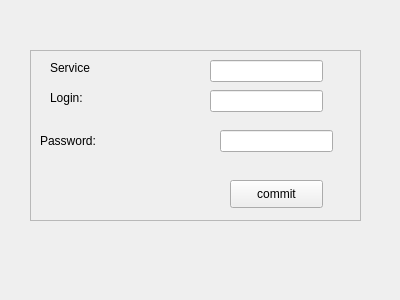
Above: UI_design/modify_win.ui from XSajmonX/Passwords_Guardian before the change. Below: the same form after it.
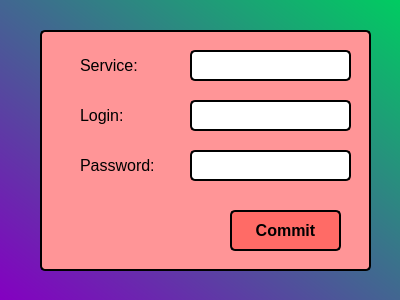
That is the form after the change. Icons and pictures are not drawn.

Diff of the .ui file:
```diff
--- a/UI_design/modify_win.ui
+++ b/UI_design/modify_win.ui
@@ -11,17 +11,37 @@
    </rect>
   </property>
   <property name="windowTitle">
-   <string>Dialog</string>
+   <string>Guardian Passwords - Modify</string>
+  </property>
+  <property name="windowIcon">
+   <iconset>
+    <normaloff>padlock.ico</normaloff>padlock.ico</iconset>
+  </property>
+  <property name="styleSheet">
+   <string notr="true">QDialog#Dialog{
+	background-color: qlineargradient(spread:pad, x1:0, y1:1, x2:1, y2:0, stop:0 rgba(132, 0, 193, 255), stop:1 rgba(0, 204, 97, 255));
+}</string>
   </property>
   <widget class="QFrame" name="frame">
    <property name="geometry">
     <rect>
-     <x>30</x>
-     <y>50</y>
+     <x>40</x>
+     <y>30</y>
      <width>331</width>
-     <height>171</height>
+     <height>241</height>
     </rect>
    </property>
+   <property name="styleSheet">
+    <string notr="true">QFrame#frame{
+	background-color: rgb(255, 149, 151);
+	border: 2px solid black;
+	border-radius: 5px;
+}
+QLineEdit{
+	border: 2px solid black;
+	border-radius: 5px;
+}</string>
+   </property>
    <property name="frameShape">
     <enum>QFrame::StyledPanel</enum>
    </property>
@@ -31,58 +51,92 @@
    <widget class="QLineEdit" name="serv">
     <property name="geometry">
      <rect>
-      <x>180</x>
-      <y>10</y>
-      <width>113</width>
-      <height>22</height>
+      <x>150</x>
+      <y>20</y>
+      <width>161</width>
+      <height>31</height>
      </rect>
     </property>
+    <property name="font">
+     <font>
+      <pointsize>12</pointsize>
+     </font>
+    </property>
+    <property name="alignment">
+     <set>Qt::AlignCenter</set>
+    </property>
    </widget>
    <widget class="QLineEdit" name="log">
     <property name="geometry">
      <rect>
-      <x>180</x>
-      <y>40</y>
-      <width>113</width>
-      <height>22</height>
+      <x>150</x>
+      <y>70</y>
+      <width>161</width>
+      <height>31</height>
      </rect>
     </property>
+    <property name="font">
+     <font>
+      <pointsize>12</pointsize>
+     </font>
+    </property>
+    <property name="alignment">
+     <set>Qt::AlignCenter</set>
+    </property>
    </widget>
    <widget class="QLineEdit" name="pass">
     <property name="geometry">
      <rect>
-      <x>190</x>
-      <y>80</y>
-      <width>113</width>
-      <height>22</height>
+      <x>150</x>
+      <y>120</y>
+      <width>161</width>
+      <height>31</height>
      </rect>
     </property>
+    <property name="font">
+     <font>
+      <pointsize>12</pointsize>
+     </font>
+    </property>
     <property name="echoMode">
      <enum>QLineEdit::Password</enum>
     </property>
+    <property name="alignment">
+     <set>Qt::AlignCenter</set>
+    </property>
    </widget>
    <widget class="QLabel" name="label">
     <property name="geometry">
      <rect>
-      <x>20</x>
-      <y>10</y>
-      <width>55</width>
-      <height>16</height>
+      <x>40</x>
+      <y>20</y>
+      <width>101</width>
+      <height>31</height>
      </rect>
     </property>
+    <property name="font">
+     <font>
+      <pointsize>12</pointsize>
+     </font>
+    </property>
     <property name="text">
-     <string>Service</string>
+     <string>Service:</string>
     </property>
    </widget>
    <widget class="QLabel" name="label_2">
     <property name="geometry">
      <rect>
-      <x>20</x>
-      <y>40</y>
-      <width>55</width>
-      <height>16</height>
+      <x>40</x>
+      <y>70</y>
+      <width>101</width>
+      <height>31</height>
      </rect>
     </property>
+    <property name="font">
+     <font>
+      <pointsize>12</pointsize>
+     </font>
+    </property>
     <property name="text">
      <string>Login:</string>
     </property>
@@ -90,12 +144,17 @@
    <widget class="QLabel" name="label_3">
     <property name="geometry">
      <rect>
-      <x>10</x>
-      <y>80</y>
-      <width>71</width>
-      <height>21</height>
+      <x>40</x>
+      <y>120</y>
+      <width>101</width>
+      <height>31</height>
      </rect>
     </property>
+    <property name="font">
+     <font>
+      <pointsize>12</pointsize>
+     </font>
+    </property>
     <property name="text">
      <string>Password:</string>
     </property>
@@ -103,14 +162,34 @@
    <widget class="QPushButton" name="modify_butt">
     <property name="geometry">
      <rect>
-      <x>200</x>
-      <y>130</y>
-      <width>93</width>
-      <height>28</height>
+      <x>190</x>
+      <y>180</y>
+      <width>111</width>
+      <height>41</height>
      </rect>
     </property>
+    <property name="font">
+     <font>
+      <pointsize>12</pointsize>
+      <weight>75</weight>
+      <bold>true</bold>
+     </font>
+    </property>
+    <property name="styleSheet">
+     <string notr="true">QPushButton:hover{
+	background-color: rgb(206, 34, 34);
+}
+QPushButton:pressed{
+	background-color: rgb(1, 35, 255);
+}
+QPushButton{
+	background-color: rgb(255, 107, 102);
+	border: 2px solid black;
+	border-radius: 5px;
+}</string>
+    </property>
     <property name="text">
-     <string>commit</string>
+     <string>Commit</string>
     </property>
     <property name="autoDefault">
      <bool>false</bool>
```
